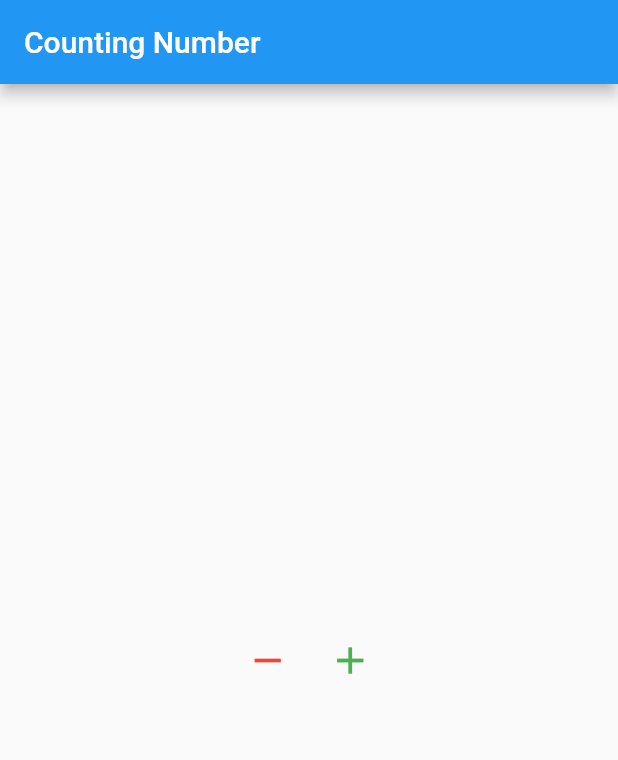
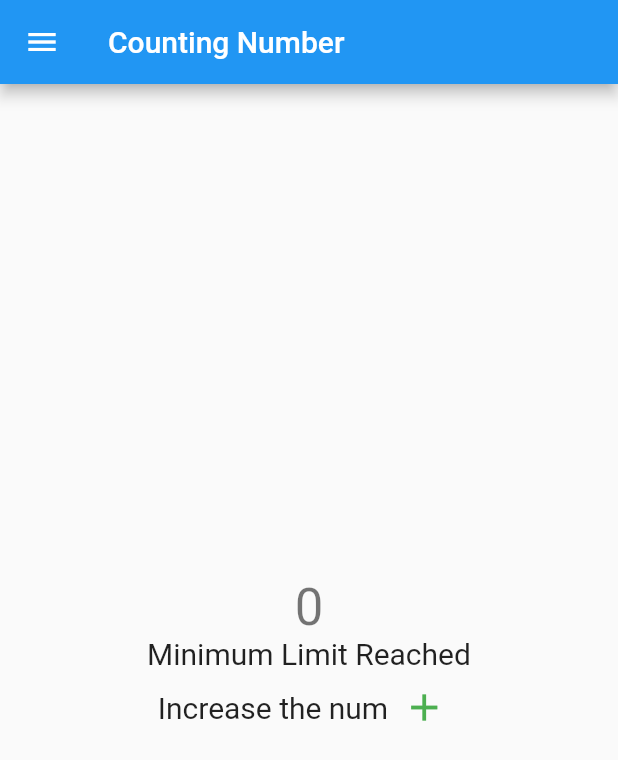
Before and after one commit to mahbd/flutter_class_app_development, a Flutter app: the screen it shows after launch, on a phone screen of 412 x 824 dp. Shown: the top 760 px of the screen. Run offline on Flutter 3.47's test engine with Material 2 defaults, Android fonts, the phone set to English and light mode, and no system bars.

Commit message:
Completed class

```diff
--- a/product_counter_11/lib/main.dart
+++ b/product_counter_11/lib/main.dart
@@ -1,6 +1,6 @@
 import 'package:flutter/material.dart';
 
-void main() => runApp(CounterApp());
+void main() => runApp(const CounterApp());
 
 class CounterApp extends StatelessWidget {
   const CounterApp({Key? key}) : super(key: key);
@@ -19,33 +19,94 @@ class CountingNumber extends StatefulWidget {
 }
 
 class _CountingNumberState extends State<CountingNumber> {
+  int _counter = 0;
   @override
   Widget build(BuildContext context) {
     return Scaffold(
+      drawer: Drawer(
+        child: ListView(
+          children: <Widget>[
+            const DrawerHeader(
+              child: Text('Drawer Header'),
+              decoration: BoxDecoration(
+                color: Colors.blue,
+              ),
+            ),
+            ListTile(
+              title: const Text('Item 1'),
+              onTap: () {
+                Navigator.pop(context);
+              },
+            ),
+            ListTile(
+              title: const Text('Item 2'),
+              onTap: () {
+                Navigator.pop(context);
+              },
+            ),
+          ],
+        ),
+      ),
       appBar: AppBar(
-        title: Text('Counting Number'),
+        title: const Text('Counting Number'),
       ),
       body: Column(
         mainAxisAlignment: MainAxisAlignment.center,
         crossAxisAlignment: CrossAxisAlignment.center,
         children: [
-          Row(
+          Text(
+            '$_counter',
+            style: Theme.of(context).textTheme.headline4,
+          ),
+          Container(
+            child: _counter > 0
+                ? Row(
                     mainAxisAlignment: MainAxisAlignment.center,
                     crossAxisAlignment: CrossAxisAlignment.center,
                     children: [
+                      const Text('Decrease the num',
+                          style: TextStyle(fontSize: 20)),
                       IconButton(
-                  onPressed: () {},
+                          onPressed: () {
+                            setState(() {
+                              _counter > 0 ? _counter-- : _counter = 0;
+                            });
+                          },
                           icon: const Icon(
                             Icons.remove,
                             color: Colors.red,
                             size: 30,
                           )),
-              const Text('  '),
+                    ],
+                  )
+                : const Center(
+                    child: Text('Minimum Limit Reached',
+                        style: TextStyle(fontSize: 20)),
+                  ),
+          ),
+          Container(
+            child: _counter <= 10
+                ? Row(
+                    mainAxisAlignment: MainAxisAlignment.center,
+                    crossAxisAlignment: CrossAxisAlignment.center,
+                    children: [
+                      const Text('Increase the num',
+                          style: TextStyle(fontSize: 20)),
                       IconButton(
-                  onPressed: () {},
-                  icon: const Icon(Icons.add, size: 30, color: Colors.green)),
+                          onPressed: () {
+                            setState(() {
+                              _counter++;
+                            });
+                          },
+                          icon: const Icon(Icons.add,
+                              size: 30, color: Colors.green)),
                     ],
+                  )
+                : const Center(
+                    child: Text('Maximum Limit Reached',
+                        style: TextStyle(fontSize: 20)),
                   ),
+          )
         ],
       ),
     );
```
Lines whose indentation alone changed are shown as unchanged.
